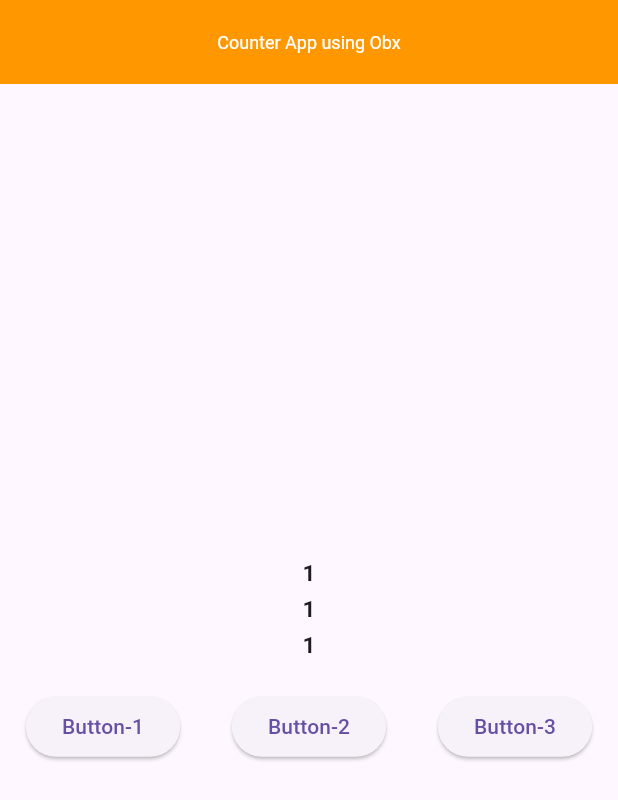
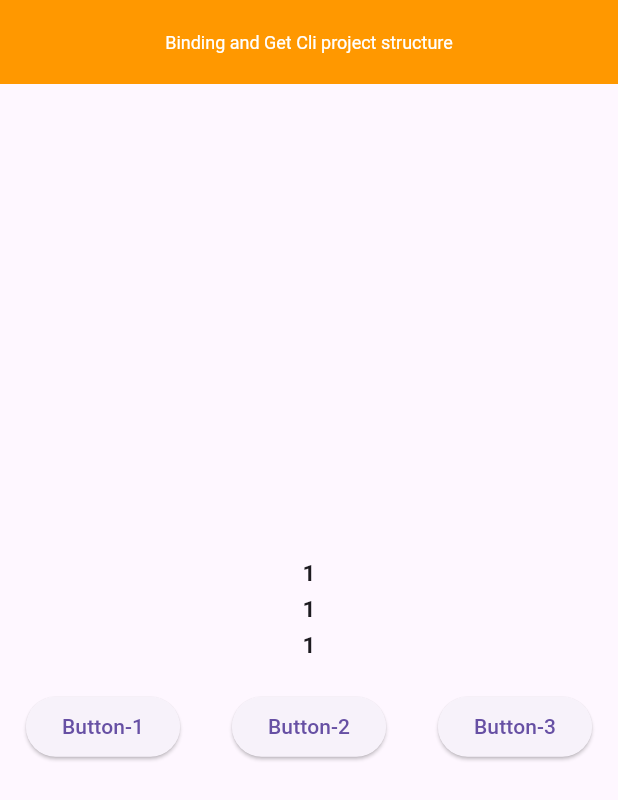
Before and after one commit to Jahid01234/getx_all_code, a Flutter app: the screen it shows after launch, after a tap on "Button-1", after a tap on "Button-2", after a tap on "Button-3", on a phone screen of 412 x 824 dp. Shown: the top 800 px of the screen. Run offline on Flutter 3.47's test engine with Material 3 defaults, Android fonts, the light colour scheme and no system bars; our stand-ins replace get.

Commit message:
-Bindings -Get Cli project structure

```diff
--- /dev/null
+++ b/lib/app/modules/home/binding/home_binding.dart
@@ -0,0 +1,12 @@
+import 'package:get/get.dart';
+import 'package:get_material_app/app/modules/home/controller/home_controller.dart';
+
+class HomeBinding extends Bindings{
+
+  @override
+  void dependencies() {
+    // Here dependencies injection
+    // Get.put(HomeController());
+       Get.lazyPut(() => HomeController());
+  }
+}
--- a/lib/counter_controller.dart
+++ b/lib/app/modules/home/controller/home_controller.dart
@@ -1,7 +1,6 @@
 import 'package:get/get.dart';
 
-
-class CounterController extends GetxController{
+class HomeController extends GetxController{
   RxInt count1 = 0.obs;
   RxInt count2 = 0.obs;
   RxInt count3 = 0.obs;
@@ -17,6 +16,4 @@ class CounterController extends GetxController{
   void increment3(){
     count3++;
   }
-
-
 }
--- a/lib/home_screen.dart
+++ b/lib/app/modules/home/view/home_view.dart
@@ -1,12 +1,10 @@
 import 'package:flutter/material.dart';
 import 'package:get/get.dart';
-import 'package:get_material_app/counter_controller.dart';
+import 'package:get_material_app/app/modules/home/controller/home_controller.dart';
 
-class HomeScreen extends StatelessWidget {
-  HomeScreen({super.key});
-
-  // Dependency injection
-  final CounterController dependency = Get.put(CounterController());
+// GetView is a type of StatelessWidget. its special because it has provide a controller v
+class HomeView extends GetView<HomeController> {
+  const HomeView({super.key});
 
   @override
   Widget build(BuildContext context) {
@@ -15,7 +13,7 @@ class HomeScreen extends StatelessWidget {
         backgroundColor: Colors.orange,
         foregroundColor: Colors.white,
         title: const Text(
-          " Counter App using Obx ",
+          " Binding and Get Cli project structure ",
           style: TextStyle(fontSize: 12),
         ),
         centerTitle: true,
@@ -25,14 +23,14 @@ class HomeScreen extends StatelessWidget {
           mainAxisAlignment: MainAxisAlignment.center,
           children: [
             Obx(() => Text(
-                dependency.count1.toString(),
+              controller.count1.toString(),
               style: const TextStyle(fontSize: 15, fontWeight: FontWeight.bold
               ),
             ),
             ),
             const SizedBox(height: 3),
             Obx(() => Text(
-                dependency.count2.toString(),
+              controller.count2.toString(),
               style: const TextStyle(fontSize: 15, fontWeight: FontWeight.bold
               ),
             ),
@@ -40,7 +38,7 @@ class HomeScreen extends StatelessWidget {
             const SizedBox(height: 3),
             Obx(() {
               return Text(
-                  dependency.count3.toString(),
+                controller.count3.toString(),
                 style: const TextStyle(fontSize: 15, fontWeight: FontWeight.bold
                 ),
               );
@@ -52,19 +50,19 @@ class HomeScreen extends StatelessWidget {
               children: [
                 ElevatedButton(
                   onPressed: () {
-                    dependency.increment1();
+                    controller.increment1();
                   },
                   child: const Text("Button-1"),
                 ),
                 ElevatedButton(
                   onPressed: () {
-                    dependency.increment2();
+                    controller.increment2();
                   },
                   child: const Text("Button-2"),
                 ),
                 ElevatedButton(
                   onPressed: () {
-                    dependency.increment3();
+                    controller.increment3();
                   },
                   child: const Text("Button-3"),
                 ),
--- /dev/null
+++ b/lib/app/routes/app_routes.dart
@@ -0,0 +1,15 @@
+
+import 'package:get/get.dart';
+import 'package:get_material_app/app/modules/home/binding/home_binding.dart';
+import 'package:get_material_app/app/modules/home/view/home_view.dart';
+import 'package:get_material_app/app/routes/routes_name.dart';
+
+class AppRoutes{
+  static List<GetPage> pages =[
+    GetPage(
+        name: RoutesName.home,
+        page: ()=> const HomeView(),
+        binding: HomeBinding()
+    ),
+  ];
+}
--- /dev/null
+++ b/lib/app/routes/routes_name.dart
@@ -0,0 +1,4 @@
+
+class RoutesName{
+  static const String home = '/home_view';
+}
--- a/lib/main.dart
+++ b/lib/main.dart
@@ -1,6 +1,8 @@
 import 'package:flutter/material.dart';
 import 'package:get/get.dart';
-import 'package:get_material_app/home_screen.dart';
+import 'package:get_material_app/app/routes/app_routes.dart';
+import 'package:get_material_app/app/routes/routes_name.dart';
+
 
 
 
@@ -18,7 +20,8 @@ class MyApp extends StatelessWidget {
     return  GetMaterialApp(
       title: 'GetX Tutorial',
       debugShowCheckedModeBanner: false,
-      home:  HomeScreen(),
+      initialRoute: RoutesName.home,
+      getPages: AppRoutes.pages,
     );
   }
 }
```
Lines whose indentation alone changed are shown as unchanged.
